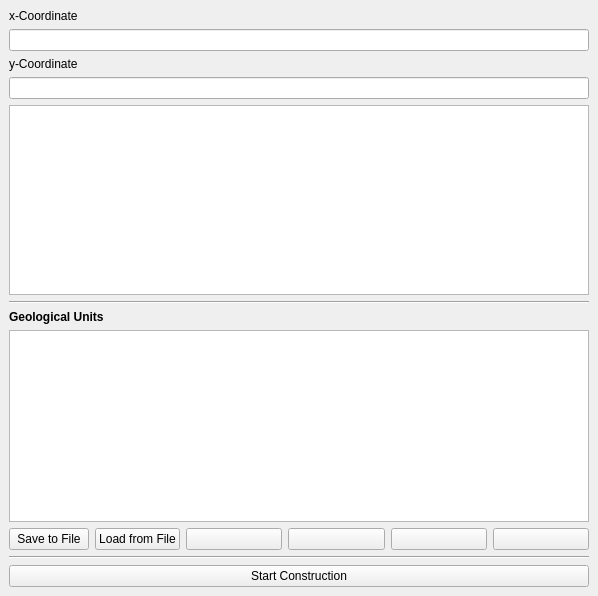
First picture: the form in parallel_line_construction_dockwidget_base.ui, repository stdonn/ParallelLineConstruction, before the edit.
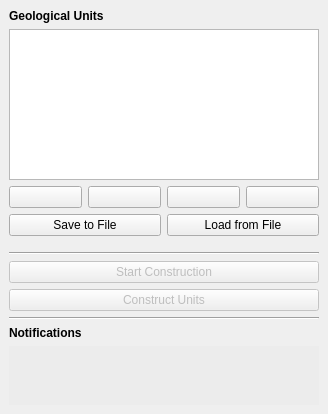
Second picture: the form after the edit. Icons and pictures are not drawn.

Commit message: Finalized gui, started line construction

Diff of the .ui file:
```diff
--- a/parallel_line_construction_dockwidget_base.ui
+++ b/parallel_line_construction_dockwidget_base.ui
@@ -2,12 +2,15 @@
 <ui version="4.0">
  <class>ParallelLineConstructionDockWidgetBase</class>
  <widget class="QDockWidget" name="ParallelLineConstructionDockWidgetBase">
+  <property name="enabled">
+   <bool>true</bool>
+  </property>
   <property name="geometry">
    <rect>
     <x>0</x>
     <y>0</y>
-    <width>598</width>
-    <height>596</height>
+    <width>328</width>
+    <height>414</height>
    </rect>
   </property>
   <property name="windowTitle">
@@ -16,49 +19,7 @@
   <widget class="QWidget" name="dockWidgetContents">
    <layout class="QVBoxLayout" name="verticalLayout">
     <item>
-     <widget class="QLabel" name="label">
-      <property name="text">
-       <string>x-Coordinate</string>
-      </property>
-     </widget>
-    </item>
-    <item>
-     <widget class="QLineEdit" name="x_coord">
-      <property name="readOnly">
-       <bool>true</bool>
-      </property>
-     </widget>
-    </item>
-    <item>
-     <widget class="QLabel" name="label_2">
-      <property name="text">
-       <string>y-Coordinate</string>
-      </property>
-     </widget>
-    </item>
-    <item>
-     <widget class="QLineEdit" name="y_coord">
-      <property name="readOnly">
-       <bool>true</bool>
-      </property>
-     </widget>
-    </item>
-    <item>
-     <widget class="QTextEdit" name="remarks">
-      <property name="readOnly">
-       <bool>true</bool>
-      </property>
-     </widget>
-    </item>
-    <item>
-     <widget class="Line" name="line">
-      <property name="orientation">
-       <enum>Qt::Horizontal</enum>
-      </property>
-     </widget>
-    </item>
-    <item>
-     <widget class="QLabel" name="label_3">
+     <widget class="QLabel" name="geological_units_label">
       <property name="text">
        <string>&lt;html&gt;&lt;head/&gt;&lt;body&gt;&lt;p&gt;&lt;span style=&quot; font-weight:600;&quot;&gt;Geological Units&lt;/span&gt;&lt;/p&gt;&lt;/body&gt;&lt;/html&gt;</string>
       </property>
@@ -67,7 +28,7 @@
     <item>
      <widget class="QTableView" name="table_view">
       <property name="sizePolicy">
-       <sizepolicy hsizetype="MinimumExpanding" vsizetype="Minimum">
+       <sizepolicy hsizetype="Preferred" vsizetype="Expanding">
         <horstretch>0</horstretch>
         <verstretch>0</verstretch>
        </sizepolicy>
@@ -91,28 +52,6 @@
       <property name="bottomMargin">
        <number>0</number>
       </property>
-      <item>
-       <widget class="QPushButton" name="save_unit_table">
-        <property name="text">
-         <string>Save to File</string>
-        </property>
-        <property name="icon">
-         <iconset>
-          <normaloff>:/plugins/parallel_line_construction/images/save.svg</normaloff>:/plugins/parallel_line_construction/images/save.svg</iconset>
-        </property>
-       </widget>
-      </item>
-      <item>
-       <widget class="QPushButton" name="load_unit_table">
-        <property name="text">
-         <string>Load from File</string>
-        </property>
-        <property name="icon">
-         <iconset>
-          <normaloff>:/plugins/parallel_line_construction/images/folder_open.svg</normaloff>:/plugins/parallel_line_construction/images/folder_open.svg</iconset>
-        </property>
-       </widget>
-      </item>
       <item>
        <layout class="QHBoxLayout" name="horizontalLayout">
         <property name="bottomMargin">
@@ -190,6 +129,35 @@
       </item>
      </layout>
     </item>
+    <item>
+     <layout class="QHBoxLayout" name="horizontalLayout_3">
+      <property name="bottomMargin">
+       <number>10</number>
+      </property>
+      <item>
+       <widget class="QPushButton" name="save_unit_table">
+        <property name="text">
+         <string>Save to File</string>
+        </property>
+        <property name="icon">
+         <iconset>
+          <normaloff>:/plugins/parallel_line_construction/images/save.svg</normaloff>:/plugins/parallel_line_construction/images/save.svg</iconset>
+        </property>
+       </widget>
+      </item>
+      <item>
+       <widget class="QPushButton" name="load_unit_table">
+        <property name="text">
+         <string>Load from File</string>
+        </property>
+        <property name="icon">
+         <iconset>
+          <normaloff>:/plugins/parallel_line_construction/images/folder_open.svg</normaloff>:/plugins/parallel_line_construction/images/folder_open.svg</iconset>
+        </property>
+       </widget>
+      </item>
+     </layout>
+    </item>
     <item>
      <widget class="Line" name="line_2">
       <property name="orientation">
@@ -199,13 +167,124 @@
     </item>
     <item>
      <widget class="QPushButton" name="start_construction">
+      <property name="enabled">
+       <bool>false</bool>
+      </property>
       <property name="text">
        <string>Start Construction</string>
       </property>
       <property name="icon">
        <iconset>
+        <normaloff>:/plugins/parallel_line_construction/images/line.svg</normaloff>:/plugins/parallel_line_construction/images/line.svg</iconset>
+      </property>
+      <property name="checkable">
+       <bool>false</bool>
+      </property>
+      <property name="checked">
+       <bool>false</bool>
+      </property>
+      <property name="autoDefault">
+       <bool>false</bool>
+      </property>
+      <property name="default">
+       <bool>false</bool>
+      </property>
+      <property name="flat">
+       <bool>false</bool>
+      </property>
+     </widget>
+    </item>
+    <item>
+     <widget class="QPushButton" name="construct">
+      <property name="enabled">
+       <bool>false</bool>
+      </property>
+      <property name="text">
+       <string>Construct Units</string>
+      </property>
+      <property name="icon">
+       <iconset>
         <normaloff>:/plugins/parallel_line_construction/images/icon.svg</normaloff>:/plugins/parallel_line_construction/images/icon.svg</iconset>
       </property>
+      <property name="flat">
+       <bool>false</bool>
+      </property>
+     </widget>
+    </item>
+    <item>
+     <widget class="Line" name="line">
+      <property name="orientation">
+       <enum>Qt::Horizontal</enum>
+      </property>
+     </widget>
+    </item>
+    <item>
+     <widget class="QLabel" name="notifications_label">
+      <property name="text">
+       <string>&lt;html&gt;&lt;head/&gt;&lt;body&gt;&lt;p&gt;&lt;span style=&quot; font-weight:600;&quot;&gt;Notifications&lt;/span&gt;&lt;/p&gt;&lt;/body&gt;&lt;/html&gt;</string>
+      </property>
+     </widget>
+    </item>
+    <item>
+     <widget class="QTextEdit" name="notifications">
+      <property name="sizePolicy">
+       <sizepolicy hsizetype="Expanding" vsizetype="Preferred">
+        <horstretch>0</horstretch>
+        <verstretch>0</verstretch>
+       </sizepolicy>
+      </property>
+      <property name="minimumSize">
+       <size>
+        <width>200</width>
+        <height>50</height>
+       </size>
+      </property>
+      <property name="maximumSize">
+       <size>
+        <width>16777215</width>
+        <height>100</height>
+       </size>
+      </property>
+      <property name="palette">
+       <palette>
+        <active>
+         <colorrole role="Base">
+          <brush brushstyle="SolidPattern">
+           <color alpha="255">
+            <red>236</red>
+            <green>236</green>
+            <blue>236</blue>
+           </color>
+          </brush>
+         </colorrole>
+        </active>
+        <inactive>
+         <colorrole role="Base">
+          <brush brushstyle="SolidPattern">
+           <color alpha="255">
+            <red>236</red>
+            <green>236</green>
+            <blue>236</blue>
+           </color>
+          </brush>
+         </colorrole>
+        </inactive>
+        <disabled>
+         <colorrole role="Base">
+          <brush brushstyle="SolidPattern">
+           <color alpha="255">
+            <red>236</red>
+            <green>236</green>
+            <blue>236</blue>
+           </color>
+          </brush>
+         </colorrole>
+        </disabled>
+       </palette>
+      </property>
+      <property name="frameShape">
+       <enum>QFrame::NoFrame</enum>
+      </property>
      </widget>
     </item>
    </layout>
```
Left out of the diff: 8 changed lines with no effect on the pictures. The commit also changes 7 other files.
